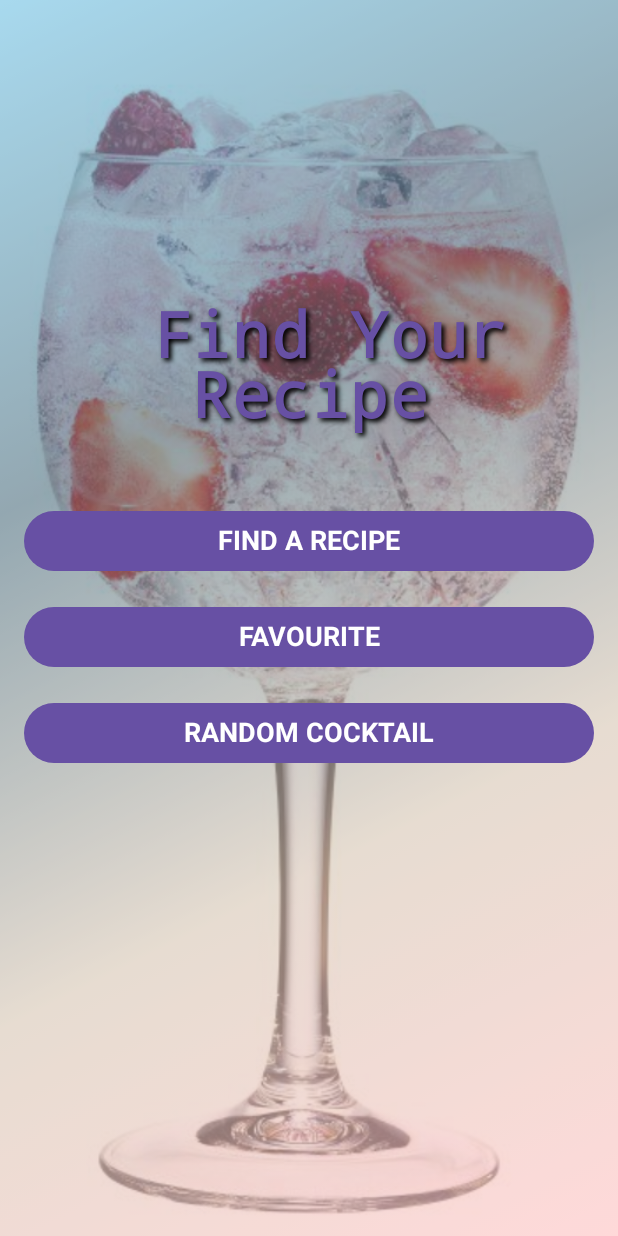
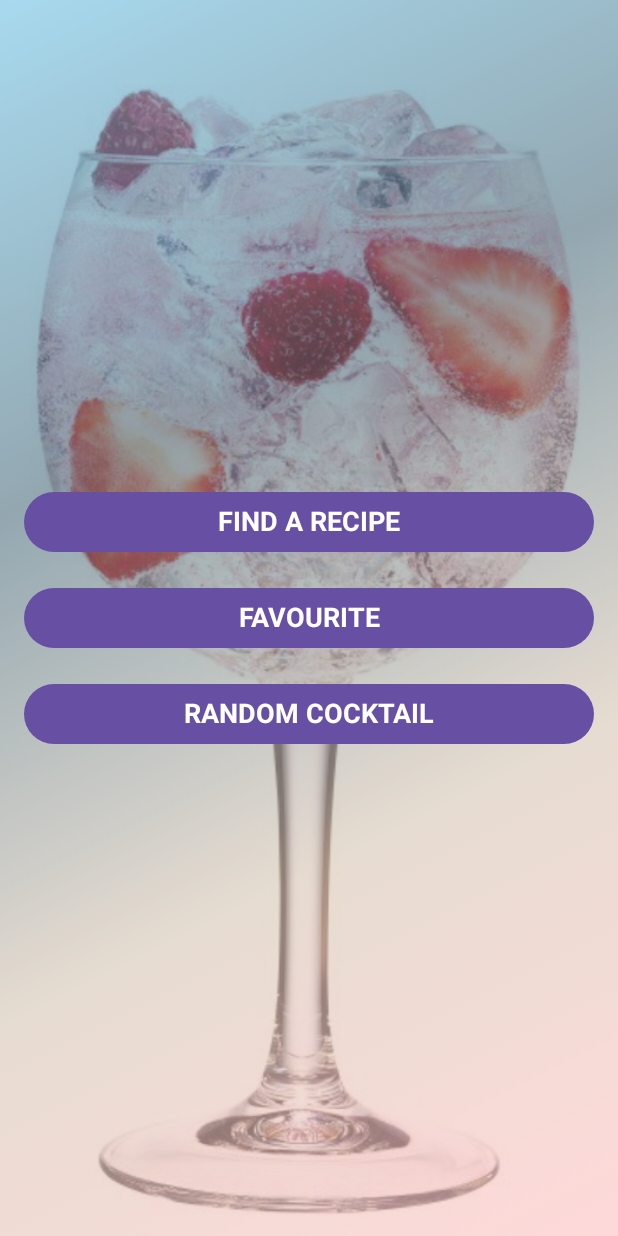
Before and after one commit to EdyWDev/HomeBarInCompose, an Android app built with Jetpack Compose: the screen it shows after launch (WelcomeActivity), on a phone screen of 412 x 824 dp. Run offline under Robolectric (Android 15) with nearby library versions, the phone set to English and light mode, and no system bars; our stand-ins replace Dagger/Hilt's generated code; pictures from the network do not load.

Commit message:
Centering the buttons both vertically and horizontally

```diff
--- a/app/src/main/java/com/example/homebarincompose/welcome/ui/WelcomeActivity.kt
+++ b/app/src/main/java/com/example/homebarincompose/welcome/ui/WelcomeActivity.kt
@@ -20,6 +20,7 @@ import androidx.compose.foundation.border
 import androidx.compose.foundation.clickable
 import androidx.compose.foundation.interaction.MutableInteractionSource
 import androidx.compose.foundation.isSystemInDarkTheme
+import androidx.compose.foundation.layout.Arrangement
 import androidx.compose.foundation.layout.Box
 import androidx.compose.foundation.layout.Column
 import androidx.compose.foundation.layout.Spacer
@@ -137,30 +138,10 @@ fun FirstView(
             Column(
                 modifier = Modifier
                     .fillMaxSize()
-                    .padding(innerPadding)
+                    .padding(innerPadding),
+                verticalArrangement = Arrangement.Center,
+                horizontalAlignment = Alignment.CenterHorizontally
             ) {
-                Text(
-                    text = " Find Your Recipe",
-                    style = TextStyle(
-                        fontFamily = FontFamily.Monospace,
-                        fontSize = 42.sp,
-                        fontWeight = FontWeight.Bold,
-                        color = MaterialTheme.colorScheme.primary,
-                        textAlign = TextAlign.Center,
-                        letterSpacing = 1.sp,
-                        lineHeight = 40.sp,
-                        shadow = Shadow(
-                            color = Color.Black/*.copy(alpha = 0.5f)*/,
-                            offset = Offset(3f,3f),
-                            blurRadius = 4f
-                        )
-                    ),
-                    modifier = Modifier
-                        .fillMaxWidth()
-                        .padding(top = 200.dp)
-                )
-
-                Spacer(modifier = Modifier.height(40.dp))
 
                 ActionButton(
                     text = "FIND A RECIPE",
```
